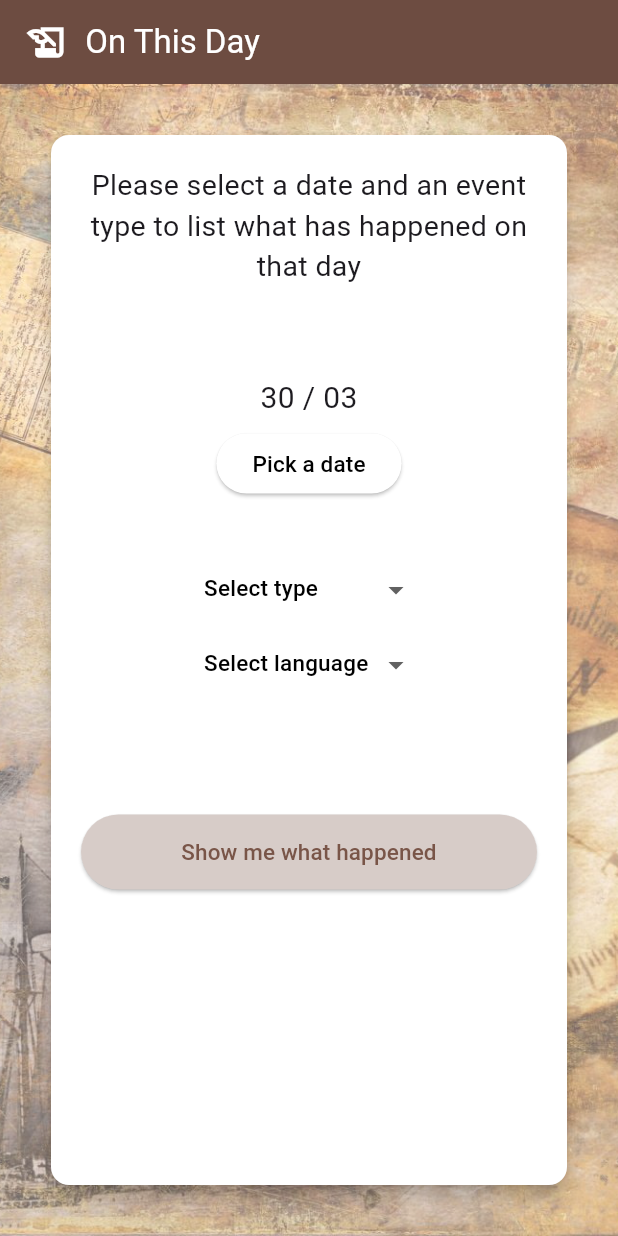
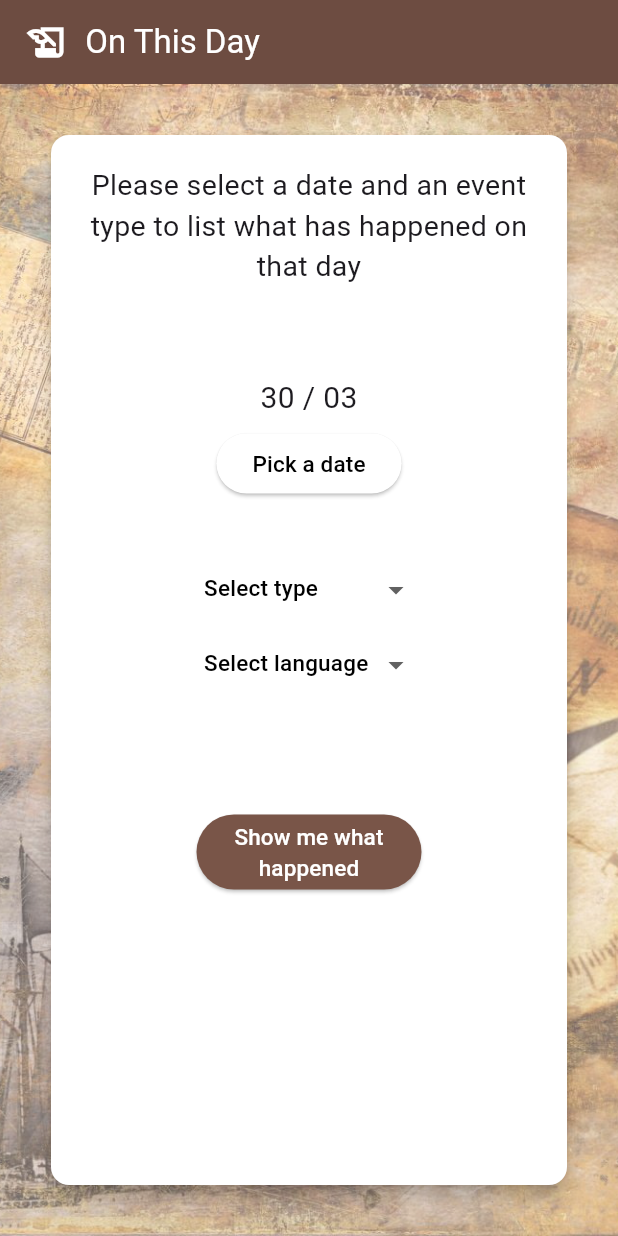
Before and after one commit to Amine-Alami/on_this_day, a Flutter app: the screen it shows after launch, on a phone screen of 412 x 824 dp. Run offline on Flutter 3.47's test engine with Material 2 defaults, Android fonts, the phone set to English and light mode, and no system bars; drawn by our look-alikes of dropdown_button2; our stand-ins replace go_router, shared_preferences.

Commit message:
Forgot to push this after the presentation

```diff
--- a/lib/events_list/event.dart
+++ b/lib/events_list/event.dart
@@ -6,19 +6,23 @@ class Event {
   String? imageUrl;
   int? year;
   String description;
+  String readMore;
 
   Event(
       {required this.title,
       required this.description,
       required this.imageUrl,
-      required this.year});
+      required this.year,
+      required this.readMore});
 
   factory Event.fromJson(json) {
     return Event(
         title: json["pages"][0]["titles"]?["normalized"],
         imageUrl: json["pages"][0]["thumbnail"]?["source"],
         description: json["text"],
-        year: json["year"]);
+        year: json["year"],
+        readMore: json["pages"][0]["content_urls"]?["mobile"]?["page"]
+      );
   }
 
   @override
@@ -30,7 +34,8 @@ class Event {
   }
 }
 
-Future<List<Event>> fetch(String? langue, String? type, String? month, String? day) async {
+Future<List<Event>> fetch(
+    String? langue, String? type, String? month, String? day) async {
   var url = Uri.parse(
       'https://api.wikimedia.org/feed/v1/wikipedia/$langue/onthisday/$type/$month/$day');
   var response = await http.get(url);
--- a/lib/home/home.dart
+++ b/lib/home/home.dart
@@ -3,18 +3,32 @@ import 'package:on_this_day/home/dropdown.dart';
 import 'package:on_this_day/home/dropdown2.dart';
 import 'package:on_this_day/home/datepicker.dart';
 import 'package:on_this_day/home/search_button.dart';
+import 'package:shared_preferences/shared_preferences.dart';
 
 class Home extends StatefulWidget {
-  Home({super.key});
+  const Home({super.key});
 
   @override
   State<Home> createState() => _HomeState();
 }
 
+// void myHandler(BuildContext context) {
+//   var cartModel = somehowGetMyCartModel(context);
+//   cartModel.add(item);
+// }
+
 class _HomeState extends State<Home> {
   String? type;
   String? langue;
   DateTime? date = DateTime.now();
+
+  final _textEditingController = TextEditingController();
+
+  // @override
+  // void initState() async {
+  //   super.initState();
+  //   final prefs = await SharedPreferences.getInstance();
+  // }
 
   @override
   Widget build(BuildContext context) {
@@ -39,6 +53,7 @@ class _HomeState extends State<Home> {
                       child: Column(children: <Widget>[
                         DatePicker((value) => setState(() {
                           date = value;
+                          // prefs.setInt('counter', counter);
                         }), date!),
                       ]),
                     ),
@@ -60,7 +75,11 @@ class _HomeState extends State<Home> {
                     ),
                     Padding(
                       padding: const EdgeInsets.fromLTRB(0, 50, 0, 0),
-                      child: SearchButton(langue: langue, type: type, date: date),
+                      child: Column(
+                        children: [
+                          SearchButton(langue: langue, type: type, date: date),
+                        ],
+                      ),
                     )
                   ],
                 ))));
--- a/lib/home/search_button.dart
+++ b/lib/home/search_button.dart
@@ -20,9 +20,9 @@ class _SearchButtonState extends State<SearchButton> {
   Widget build(BuildContext context) {
     return SizedBox(
       height: 50,
-      width: 100,
+      width: 150,
       child: ElevatedButton(
-          style: ButtonStyle(backgroundColor: MaterialStatePropertyAll<Color>(Colors.brown.shade100)),
+          style: const ButtonStyle(backgroundColor: MaterialStatePropertyAll<Color>(Colors.brown)),
           onPressed: () {
             // print(widget.langue);
             // print(widget.type);
@@ -36,7 +36,7 @@ class _SearchButtonState extends State<SearchButton> {
           },
           child: const Text(
             "Show me what happened",
-            style: TextStyle(fontSize: 15, color: Colors.brown),
+            style: TextStyle(fontSize: 15, color: Colors.white),
             textAlign: TextAlign.center,
           )),
     );
--- a/lib/main.dart
+++ b/lib/main.dart
@@ -83,7 +83,14 @@ class Font extends StatelessWidget {
                     image: AssetImage("assets/back-image.jpg"),
                     fit: BoxFit.cover,
                     opacity: 0.6)),
-            child: widget
+            child: RefreshIndicator(
+              onRefresh: _refresh,
+              child: widget
+              )
             ));
   }
+
+  Future<void> _refresh() async {
+    await Future.delayed(const Duration(seconds: 2));
+  }
 }
--- a/pubspec.yaml
+++ b/pubspec.yaml
@@ -38,6 +38,8 @@ dependencies:
   http: ^0.13.5
   dropdown_button2: ^2.0.0
   go_router: ^6.2.0
+  shared_preferences: ^2.0.18
+  url_launcher: ^6.1.10
 
 dev_dependencies:
   flutter_test:
```
Also changed, not shown: lib/events_list/events_list.dart (+16 -2 lines), pubspec.lock, 5 other files.
